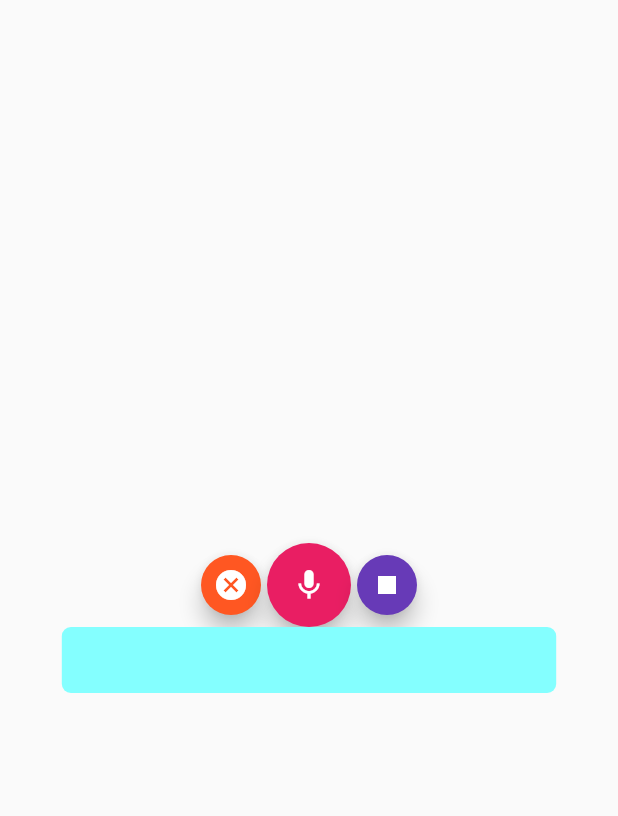
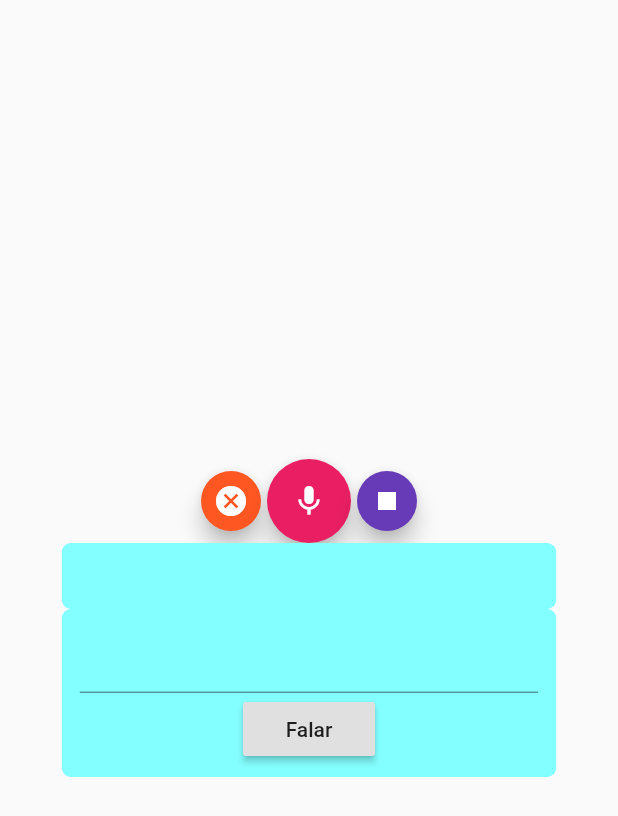
Before and after one commit to Skema1114/FlutterSpeech, a Flutter app: the screen it shows after launch, on a phone screen of 412 x 824 dp. Shown: the top 816 px of the screen. Run offline on Flutter 3.47's test engine with Material 2 defaults, Android fonts, the phone set to English and light mode, and no system bars; our stand-ins replace flutter_tts; missing offline and left inert: speech_recognition.

Commit message:
Unindo as partes e criando a versão 1

```diff
--- a/lib/main.dart
+++ b/lib/main.dart
@@ -1,4 +1,5 @@
 import 'package:flutter/material.dart';
+import 'package:flutter_tts/flutter_tts.dart';
 import 'package:speech_recognition/speech_recognition.dart';
 
 //REF
@@ -28,6 +29,8 @@ class _VoiceHomeState extends State<VoiceHome> {
 
   String resultText = '';
 
+  final FlutterTts flutterTts = FlutterTts();
+
   @override
   void initState() {
     // TODO: implement initState
@@ -56,6 +59,15 @@ class _VoiceHomeState extends State<VoiceHome> {
 
   @override
   Widget build(BuildContext context) {
+    TextEditingController textEditingController = TextEditingController();
+
+    Future _speak(String text) async {
+      //print(await flutterTts.getLanguages);
+      await flutterTts.setLanguage("pt-BR");
+      await flutterTts.setPitch(1);
+      await flutterTts.speak(text);
+    }
+
     return Scaffold(
       body: Container(
         child: Column(
@@ -121,6 +133,30 @@ class _VoiceHomeState extends State<VoiceHome> {
                 resultText,
                 style: TextStyle(fontSize: 24.0),
               ),
+            ),
+            Container(
+              alignment: Alignment.center,
+              width: MediaQuery.of(context).size.width * 0.8,
+              decoration: BoxDecoration(
+                color: Colors.cyanAccent[100],
+                borderRadius: BorderRadius.circular(6.0),
+              ),
+              padding: EdgeInsets.symmetric(
+                vertical: 8.0,
+                horizontal: 12.0,
+              ),
+              child: Column(
+                mainAxisSize: MainAxisSize.min,
+                children: <Widget>[
+                  TextFormField(
+                    controller: textEditingController,
+                  ),
+                  RaisedButton(
+                    child: Text("Falar"),
+                    onPressed: () => _speak(textEditingController.text),
+                  ),
+                ],
+              ),
             )
           ],
         ),
--- a/pubspec.yaml
+++ b/pubspec.yaml
@@ -24,6 +24,7 @@ dependencies:
   # Use with the CupertinoIcons class for iOS style icons.
   cupertino_icons: ^0.1.2
   speech_recognition: ^0.3.0+1
+  flutter_tts: ^0.8.7
 
 dev_dependencies:
   flutter_test:
```
Also changed, not shown: pubspec.lock, 1 other file.
